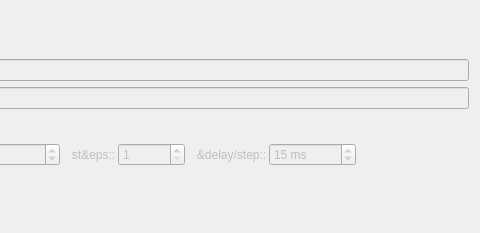
The window that plugins/spimb040/qfespimb040imagestackconfigwidget.ui (jkriege2/QuickFit3) describes before a commit, drawn with Qt 5; both pictures show x 507 to 987 and y 0 to 233 of the 987 by 233 pixel window.
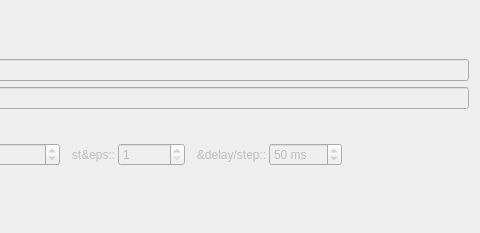
The same window after the commit. Icons and pictures are not drawn. Custom widgets are drawn as their Qt base class.

What changed in the file:
```diff
--- a/plugins/spimb040/qfespimb040imagestackconfigwidget.ui
+++ b/plugins/spimb040/qfespimb040imagestackconfigwidget.ui
@@ -365,13 +365,13 @@
          <number>1</number>
         </property>
         <property name="maximum">
-         <number>100000</number>
+         <number>5000</number>
         </property>
         <property name="singleStep">
          <number>5</number>
         </property>
         <property name="value">
-         <number>15</number>
+         <number>50</number>
         </property>
        </widget>
       </item>
```
